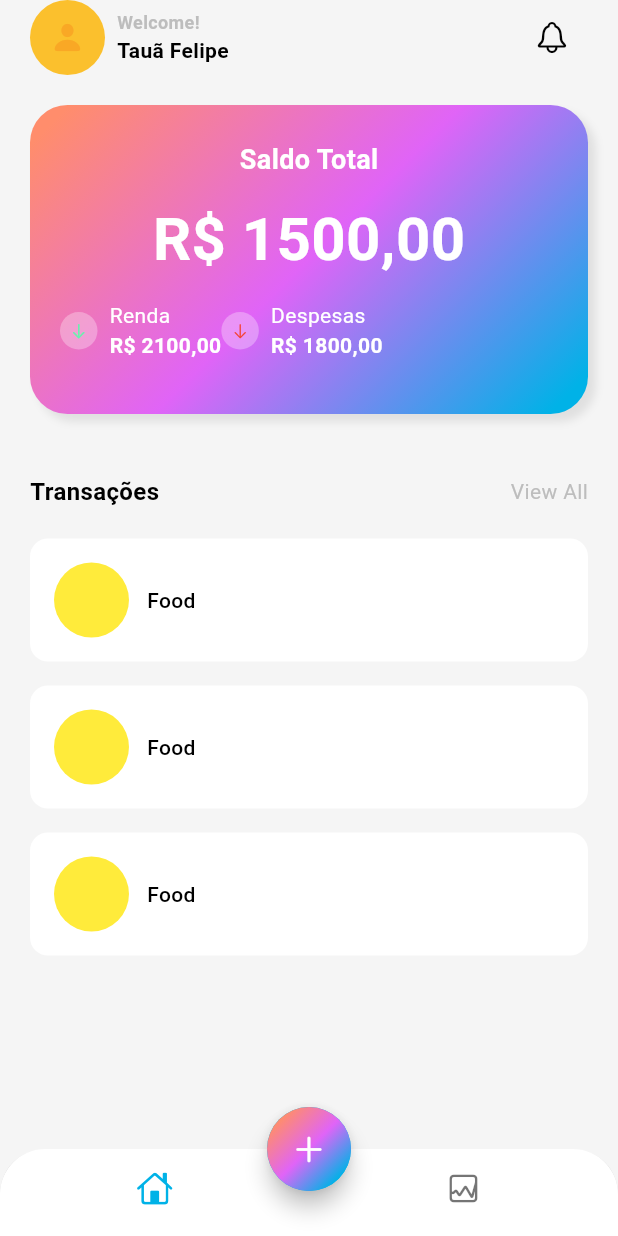
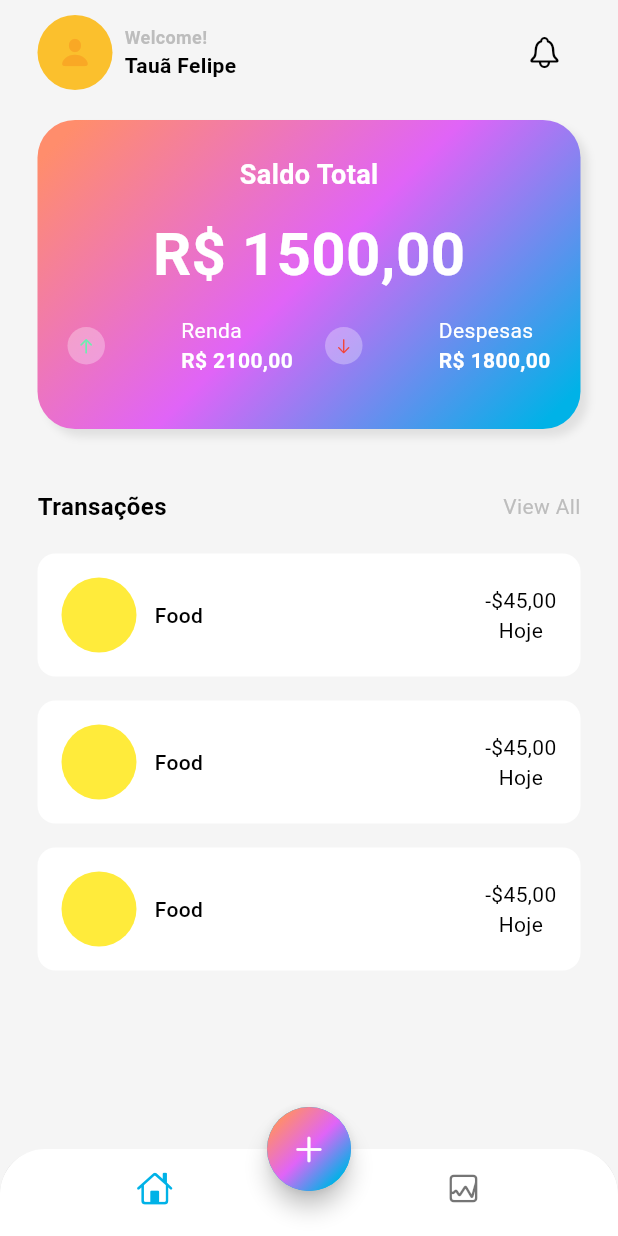
Before and after one commit to felipetaua/controle_financeiro, a Flutter app: the screen it shows after launch, on a phone screen of 412 x 824 dp. Run offline on Flutter 3.47's test engine with Material 3 defaults, Android fonts, the light colour scheme and no system bars.

Commit message:
ajustando layout

```diff
--- a/lib/screens/home/views/main_screen.dart
+++ b/lib/screens/home/views/main_screen.dart
@@ -10,7 +10,7 @@ class MainScreen extends StatelessWidget {
   Widget build(BuildContext context) {
     return SafeArea(
         child: Padding(
-      padding: const EdgeInsets.symmetric(horizontal: 20.0),
+      padding: const EdgeInsets.symmetric(horizontal: 25.0, vertical: 10),
       child: Column(
         children: [
           Row(
@@ -104,6 +104,7 @@ class MainScreen extends StatelessWidget {
                     horizontal: 20,
                   ),
                   child: Row(
+                    mainAxisAlignment: MainAxisAlignment.spaceBetween,
                     children: [
                       Row(
                         children: [
@@ -114,7 +115,7 @@ class MainScreen extends StatelessWidget {
                                 color: Colors.white30, shape: BoxShape.circle),
                             child: Center(
                                 child: Icon(
-                              CupertinoIcons.arrow_down,
+                              CupertinoIcons.arrow_up,
                               size: 12,
                               color: Colors.greenAccent,
                             )),
@@ -220,12 +221,16 @@ class MainScreen extends StatelessWidget {
                     child: Padding(
                       padding: const EdgeInsets.all(16.0),
                       child: Row(
+                        mainAxisAlignment: MainAxisAlignment.spaceBetween,
+                        children: [
+                          Row(
                             children: [
                               Container(
                                 width: 50,
                                 height: 50,
                                 decoration: BoxDecoration(
-                                color: Colors.yellow, shape: BoxShape.circle),
+                                    color: Colors.yellow,
+                                    shape: BoxShape.circle),
                               ),
                               SizedBox(
                                 width: 12,
@@ -234,8 +239,31 @@ class MainScreen extends StatelessWidget {
                                 "Food",
                                 style: TextStyle(
                                     fontSize: 14,
-                                color: Theme.of(context).colorScheme.onSurface,
+                                    color:
+                                        Theme.of(context).colorScheme.onSurface,
                                     fontWeight: FontWeight.w500),
+                              ),
+                            ],
+                          ),
+                          Column(
+                            children: [
+                              Text(
+                                "-\$45,00",
+                                style: TextStyle(
+                                    fontSize: 14,
+                                    color:
+                                        Theme.of(context).colorScheme.onSurface,
+                                    fontWeight: FontWeight.w400),
+                              ),
+                              Text(
+                                "Hoje",
+                                style: TextStyle(
+                                    fontSize: 14,
+                                    color:
+                                        Theme.of(context).colorScheme.onSurface,
+                                    fontWeight: FontWeight.w400),
+                              ),
+                            ],
                           )
                         ],
                       ),
```
Lines whose indentation alone changed are shown as unchanged.
